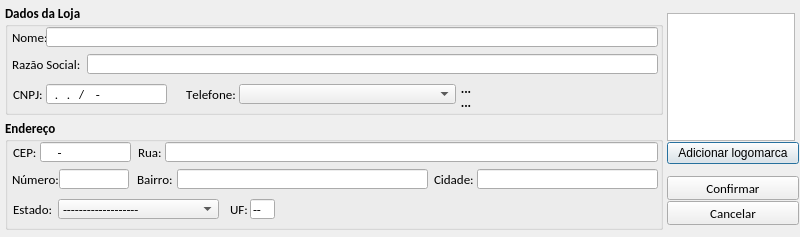
This is loja/tela_editar_loja.ui in jmessias1725/sexloja as Qt 5 draws it before an edit. The edited form follows.
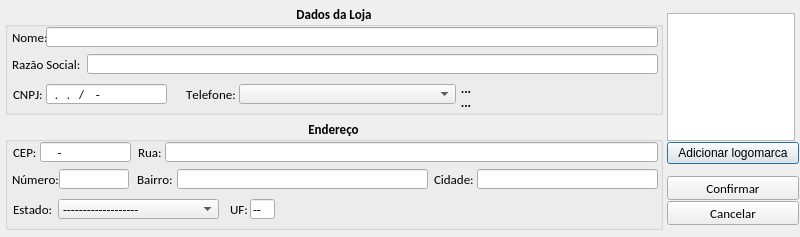
This is the edited form. Icons and pictures are not drawn.

Patch:
```diff
--- a/loja/tela_editar_loja.ui
+++ b/loja/tela_editar_loja.ui
@@ -37,6 +37,9 @@
    <property name="title">
     <string>Dados da Loja</string>
    </property>
+   <property name="alignment">
+    <set>Qt::AlignCenter</set>
+   </property>
    <widget class="QLabel" name="lb_telefone">
     <property name="geometry">
      <rect>
@@ -487,6 +490,9 @@
    <property name="title">
     <string>Endereço</string>
    </property>
+   <property name="alignment">
+    <set>Qt::AlignCenter</set>
+   </property>
    <widget class="QLineEdit" name="le_cep">
     <property name="geometry">
      <rect>
```
